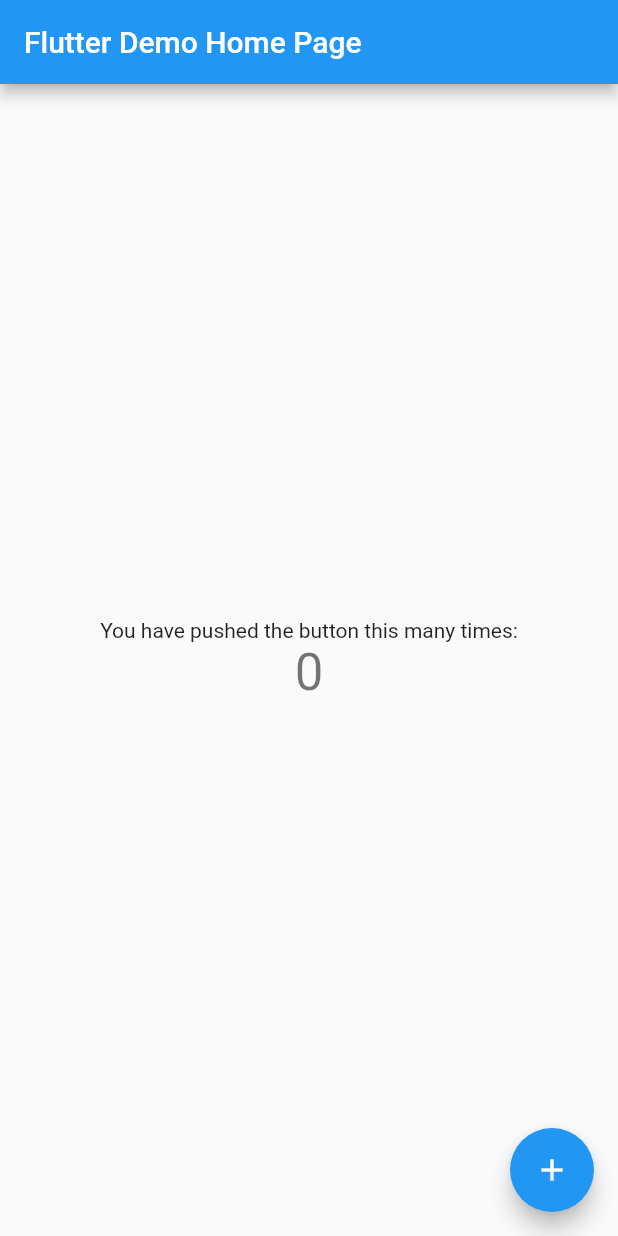
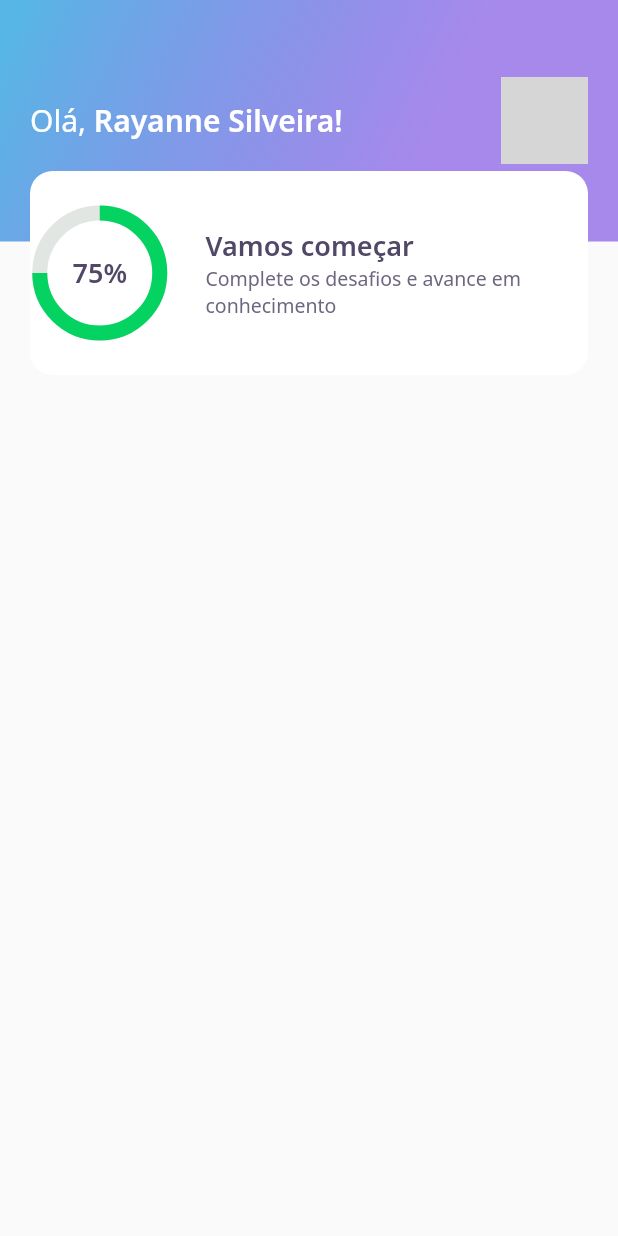
Before and after one commit to rayannesilveira/nlw05, a Flutter app: the screen it shows after launch, on a phone screen of 412 x 824 dp. Run offline on Flutter 3.47's test engine with Material 2 defaults, Android fonts, the phone set to English and light mode, and no system bars; our stand-ins replace google_fonts; network calls fail; grey boxes are pictures that could not be loaded.

Commit message:
feat(): aula 01

```diff
--- a/lib/core/app_widget.dart
+++ b/lib/core/app_widget.dart
@@ -1,5 +1,4 @@
-import 'package:devquiz/home/home_page.dart';
-import 'package:devquiz/splash/splash_page.dart';
+import 'package:DevQuiz/home/home_page.dart';
 import 'package:flutter/material.dart';
 
 class AppWidget extends StatelessWidget {
--- /dev/null
+++ b/lib/home/home_page.dart
@@ -0,0 +1,18 @@
+import 'package:DevQuiz/home/widgets/appbar/app_bar_widget.dart';
+import 'package:flutter/material.dart';
+
+class HomePage extends StatefulWidget {
+  HomePage({Key? key}) : super(key: key);
+
+  @override
+  _HomePageState createState() => _HomePageState();
+}
+
+class _HomePageState extends State<HomePage> {
+  @override
+  Widget build(BuildContext context) {
+    return Scaffold(
+      appBar: AppBarWidget(),
+    );
+  }
+}
--- /dev/null
+++ b/lib/home/widgets/appbar/app_bar_widget.dart
@@ -0,0 +1,50 @@
+import 'package:DevQuiz/core/app_gradients.dart';
+import 'package:DevQuiz/core/core.dart';
+import 'package:DevQuiz/home/widgets/score_card/score_card_widget.dart';
+import 'package:flutter/material.dart';
+
+class AppBarWidget extends PreferredSize {
+  AppBarWidget()
+      : super(
+            preferredSize: Size.fromHeight(250),
+            child: Container(
+                height: 250,
+                child: Stack(
+                  children: [
+                    Container(
+                      height: 161,
+                      padding: EdgeInsets.symmetric(horizontal: 20),
+                      width: double.maxFinite,
+                      decoration: BoxDecoration(gradient: AppGradients.linear),
+                      child: Row(
+                        mainAxisAlignment: MainAxisAlignment.spaceBetween,
+                        children: [
+                          Text.rich(
+                            TextSpan(
+                                text: "Olá, ",
+                                style: AppTextStyles.title,
+                                children: [
+                                  TextSpan(
+                                      text: "Rayanne Silveira!",
+                                      style: AppTextStyles.titleBold)
+                                ]),
+                          ),
+                          Container(
+                            width: 58,
+                            height: 58,
+                            decoration: BoxDecoration(
+                                borderRadius: BorderRadius.circular(10),
+                                image: DecorationImage(
+                                    image: NetworkImage(
+                                        "https://avatars.githubusercontent.com/u/11272659?v=4"))),
+                          )
+                        ],
+                      ),
+                    ),
+                    Align(
+                      alignment: Alignment(0.0,1.0),
+                      child: ScoreCardWidget()
+                      )
+                  ],
+                )));
+}
--- /dev/null
+++ b/lib/home/widgets/chart/chart_widget.dart
@@ -0,0 +1,35 @@
+import 'package:DevQuiz/core/core.dart';
+import 'package:flutter/material.dart';
+
+class ChartWidget extends StatelessWidget {
+  const ChartWidget({Key? key}) : super(key: key);
+
+  @override
+  Widget build(BuildContext context) {
+    return Container(
+      height: 80,
+      width: 80,
+      child: Stack(
+        children: [
+          Center(
+            child: Container(
+                height: 80,
+                width: 80,
+                child: CircularProgressIndicator(
+                  strokeWidth: 10,
+                  value: 0.75,
+                  backgroundColor: AppColors.chartSecondary,
+                  valueColor:
+                      AlwaysStoppedAnimation<Color>(AppColors.chartPrimary),
+                )),
+          ),
+          Center(
+              child: Text(
+            "75%",
+            style: AppTextStyles.heading,
+          ))
+        ],
+      ),
+    );
+  }
+}
--- /dev/null
+++ b/lib/home/widgets/score_card/score_card_widget.dart
@@ -0,0 +1,44 @@
+import 'package:DevQuiz/home/widgets/chart/chart_widget.dart';
+import 'package:DevQuiz/core/core.dart';
+import 'package:flutter/material.dart';
+
+class ScoreCardWidget extends StatelessWidget {
+  const ScoreCardWidget({Key? key}) : super(key: key);
+
+  @override
+  Widget build(BuildContext context) {
+    return Padding(
+      padding: const EdgeInsets.symmetric(horizontal: 20),
+      child: Container(
+        height: 136,
+        decoration: BoxDecoration(
+          color: AppColors.white,
+          borderRadius: BorderRadius.circular(15)
+          ),
+        child: Row(
+          crossAxisAlignment: CrossAxisAlignment.center,
+          children: [
+            Expanded(
+              flex: 1,
+              child: ChartWidget(),
+            ),
+            Expanded(
+              flex: 3,
+              child: Padding(
+                padding: const EdgeInsets.only(left: 24),
+                child: Column(
+                  mainAxisAlignment: MainAxisAlignment.center,
+                  crossAxisAlignment: CrossAxisAlignment.start,
+                  children: [
+                    Text("Vamos começar", style: AppTextStyles.heading,),
+                    Text("Complete os desafios e avance em conhecimento", style: AppTextStyles.body,)
+                  ],
+                ),
+              ),
+            )
+          ],
+        ),
+      ),
+    );
+  }
+}
--- a/lib/main.dart
+++ b/lib/main.dart
@@ -1,113 +1,7 @@
 import 'package:flutter/material.dart';
 
+import 'core/app_widget.dart';
+
 void main() {
-  runApp(MyApp());
+  runApp(AppWidget());
 }
-
-class MyApp extends StatelessWidget {
-  // This widget is the root of your application.
-  @override
-  Widget build(BuildContext context) {
-    return MaterialApp(
-      title: 'Flutter Demo',
-      theme: ThemeData(
-        // This is the theme of your application.
-        //
-        // Try running your application with "flutter run". You'll see the
-        // application has a blue toolbar. Then, without quitting the app, try
-        // changing the primarySwatch below to Colors.green and then invoke
-        // "hot reload" (press "r" in the console where you ran "flutter run",
-        // or simply save your changes to "hot reload" in a Flutter IDE).
-        // Notice that the counter didn't reset back to zero; the application
-        // is not restarted.
-        primarySwatch: Colors.blue,
-      ),
-      home: MyHomePage(title: 'Flutter Demo Home Page'),
-    );
-  }
-}
-
-class MyHomePage extends StatefulWidget {
-  MyHomePage({Key? key, this.title}) : super(key: key);
-
-  // This widget is the home page of your application. It is stateful, meaning
-  // that it has a State object (defined below) that contains fields that affect
-  // how it looks.
-
-  // This class is the configuration for the state. It holds the values (in this
-  // case the title) provided by the parent (in this case the App widget) and
-  // used by the build method of the State. Fields in a Widget subclass are
-  // always marked "final".
-
-  final String? title;
-
-  @override
-  _MyHomePageState createState() => _MyHomePageState();
-}
-
-class _MyHomePageState extends State<MyHomePage> {
-  int _counter = 0;
-
-  void _incrementCounter() {
-    setState(() {
-      // This call to setState tells the Flutter framework that something has
-      // changed in this State, which causes it to rerun the build method below
-      // so that the display can reflect the updated values. If we changed
-      // _counter without calling setState(), then the build method would not be
-      // called again, and so nothing would appear to happen.
-      _counter++;
-    });
-  }
-
-  @override
-  Widget build(BuildContext context) {
-    // This method is rerun every time setState is called, for instance as done
-    // by the _incrementCounter method above.
-    //
-    // The Flutter framework has been optimized to make rerunning build methods
-    // fast, so that you can just rebuild anything that needs updating rather
-    // than having to individually change instances of widgets.
-    return Scaffold(
-      appBar: AppBar(
-        // Here we take the value from the MyHomePage object that was created by
-        // the App.build method, and use it to set our appbar title.
-        title: Text(widget.title!),
-      ),
-      body: Center(
-        // Center is a layout widget. It takes a single child and positions it
-        // in the middle of the parent.
-        child: Column(
-          // Column is also a layout widget. It takes a list of children and
-          // arranges them vertically. By default, it sizes itself to fit its
-          // children horizontally, and tries to be as tall as its parent.
-          //
-          // Invoke "debug painting" (press "p" in the console, choose the
-          // "Toggle Debug Paint" action from the Flutter Inspector in Android
-          // Studio, or the "Toggle Debug Paint" command in Visual Studio Code)
-          // to see the wireframe for each widget.
-          //
-          // Column has various properties to control how it sizes itself and
-          // how it positions its children. Here we use mainAxisAlignment to
-          // center the children vertically; the main axis here is the vertical
-          // axis because Columns are vertical (the cross axis would be
-          // horizontal).
-          mainAxisAlignment: MainAxisAlignment.center,
-          children: <Widget>[
-            Text(
-              'You have pushed the button this many times:',
-            ),
-            Text(
-              '$_counter',
-              style: Theme.of(context).textTheme.headline4,
-            ),
-          ],
-        ),
-      ),
-      floatingActionButton: FloatingActionButton(
-        onPressed: _incrementCounter,
-        tooltip: 'Increment',
-        child: Icon(Icons.add),
-      ), // This trailing comma makes auto-formatting nicer for build methods.
-    );
-  }
-}
--- /dev/null
+++ b/lib/splash/splash_page.dart
@@ -0,0 +1,18 @@
+import 'package:DevQuiz/core/app_gradients.dart';
+import 'package:DevQuiz/core/core.dart';
+import 'package:DevQuiz/core/app_images.dart';
+import 'package:flutter/material.dart';
+
+class SplashPage extends StatelessWidget {
+  @override
+  Widget build(BuildContext context) {
+    return Scaffold(
+      body: Container(
+        decoration: BoxDecoration(gradient: AppGradients.linear ),
+        child: Center(
+          child: Image.asset(AppImages.logo),
+        ),
+      ),
+    );
+  }
+}
```
